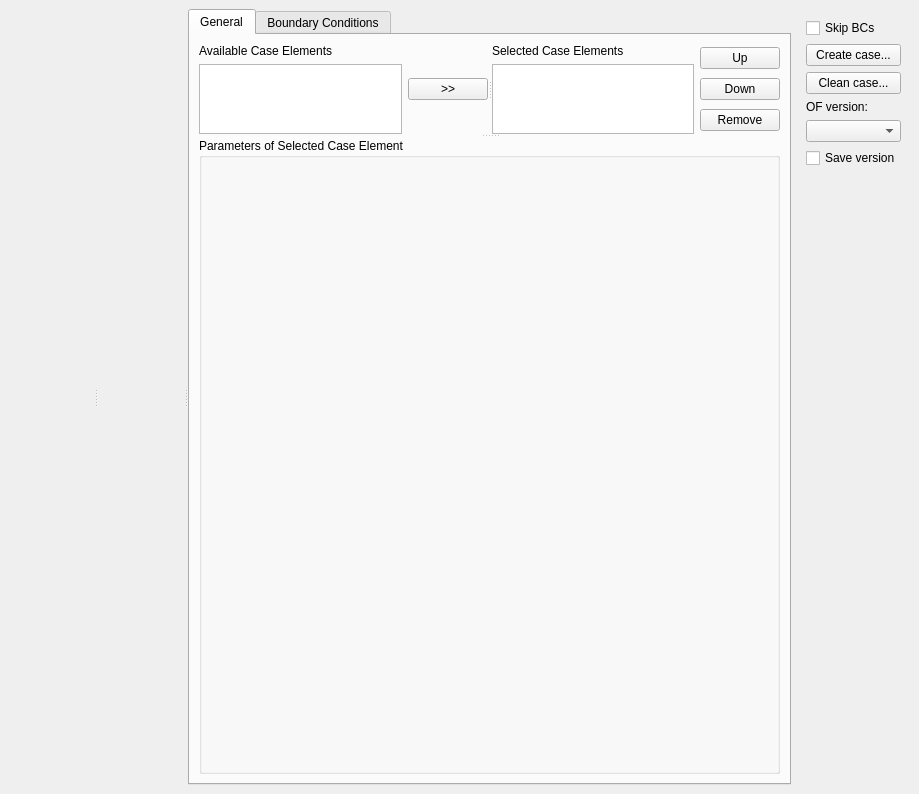
Old version of the form src/extensions/openfoam/isutils/isofCaseBuilder/isofcasebuilderwindow.ui in the repository hkroeger/insightcae.
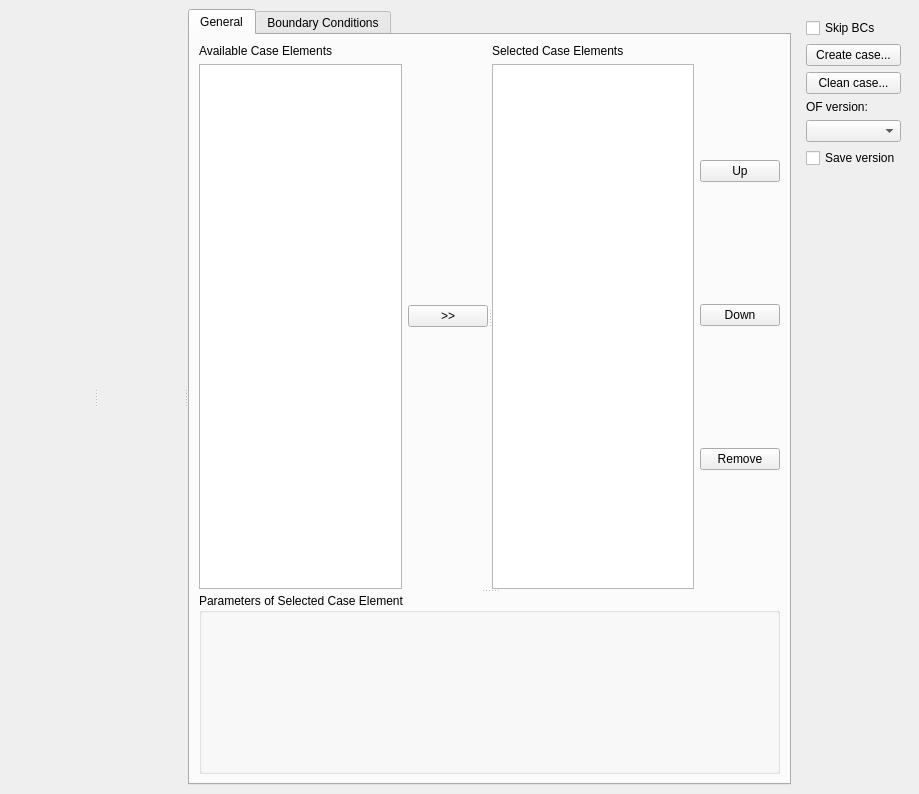
New version of the form. Custom widgets are drawn as their Qt base class.

Commit message: invoke copyfiles interface

Patch:
```diff
--- a/src/extensions/openfoam/isutils/isofCaseBuilder/isofcasebuilderwindow.ui
+++ b/src/extensions/openfoam/isutils/isofCaseBuilder/isofcasebuilderwindow.ui
@@ -197,7 +197,7 @@
             <property name="sizePolicy">
              <sizepolicy hsizetype="Preferred" vsizetype="Expanding">
               <horstretch>0</horstretch>
-              <verstretch>1</verstretch>
+              <verstretch>0</verstretch>
              </sizepolicy>
             </property>
             <property name="minimumSize">
```
Left out of the diff: 6 changed lines with no effect on the pictures. The commit also changes 1 other file.
